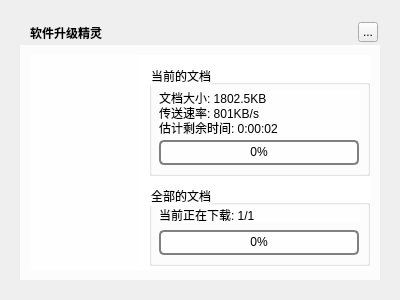
Before: the Qt Designer form TTKCore/musicUi/musicWidget/musicsourceupdatewidget.ui in Greedysky/TTKMusicPlayer, drawn with Qt 5.
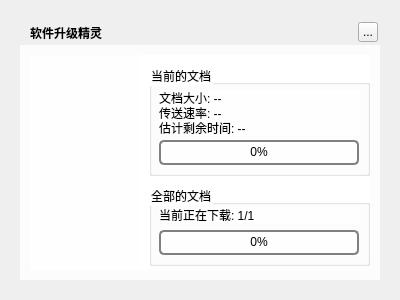
After: the same form once the commit is applied. The open tabs and pages were chosen to show the change. Icons and pictures are not drawn. Custom widgets are drawn as their Qt base class.

What changed in the file:
```diff
--- a/TTKCore/musicUi/musicWidget/musicsourceupdatewidget.ui
+++ b/TTKCore/musicUi/musicWidget/musicsourceupdatewidget.ui
@@ -225,7 +225,7 @@
         </rect>
        </property>
        <property name="text">
-        <string>文档大小: 1802.5KB</string>
+        <string>文档大小: --</string>
        </property>
       </widget>
       <widget class="QLabel" name="speedLabel">
@@ -238,7 +238,7 @@
         </rect>
        </property>
        <property name="text">
-        <string>传送速率: 801KB/s</string>
+        <string>传送速率: --</string>
        </property>
       </widget>
       <widget class="QLabel" name="timeLabel">
@@ -251,7 +251,7 @@
         </rect>
        </property>
        <property name="text">
-        <string>估计剩余时间: 0:00:02</string>
+        <string>估计剩余时间: --</string>
        </property>
       </widget>
      </widget>
```
